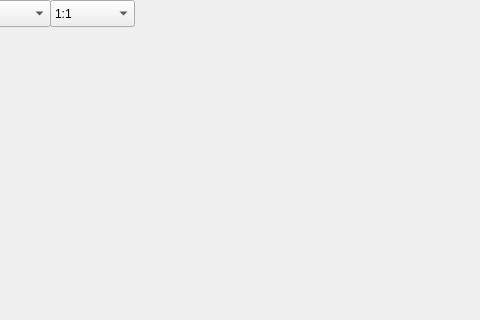
Qt form video_test/video_form.ui (vkurbatov/mcu_remake) before a commit; both pictures show x 290 to 770 and y 0 to 320 of the 1280 by 790 pixel window.
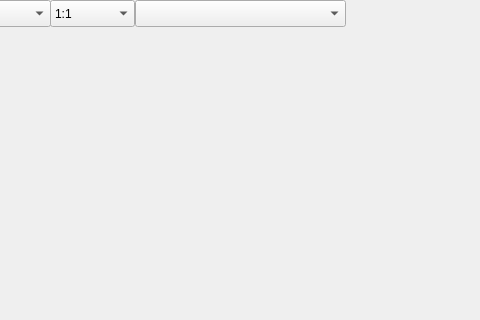
The same form after that commit.

The edit to the form file:
```diff
--- a/video_test/video_form.ui
+++ b/video_test/video_form.ui
@@ -138,6 +138,16 @@
      </property>
     </item>
    </widget>
+   <widget class="QComboBox" name="cbResoulution">
+    <property name="geometry">
+     <rect>
+      <x>425</x>
+      <y>0</y>
+      <width>211</width>
+      <height>27</height>
+     </rect>
+    </property>
+   </widget>
   </widget>
   <widget class="QMenuBar" name="menubar">
    <property name="geometry">
```
